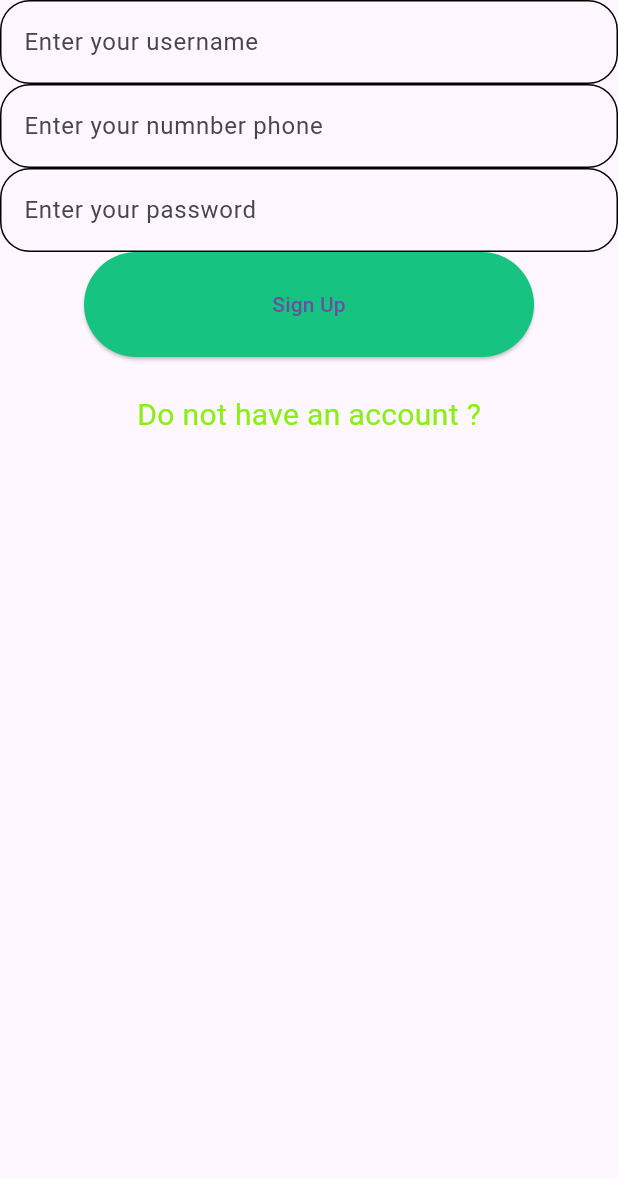
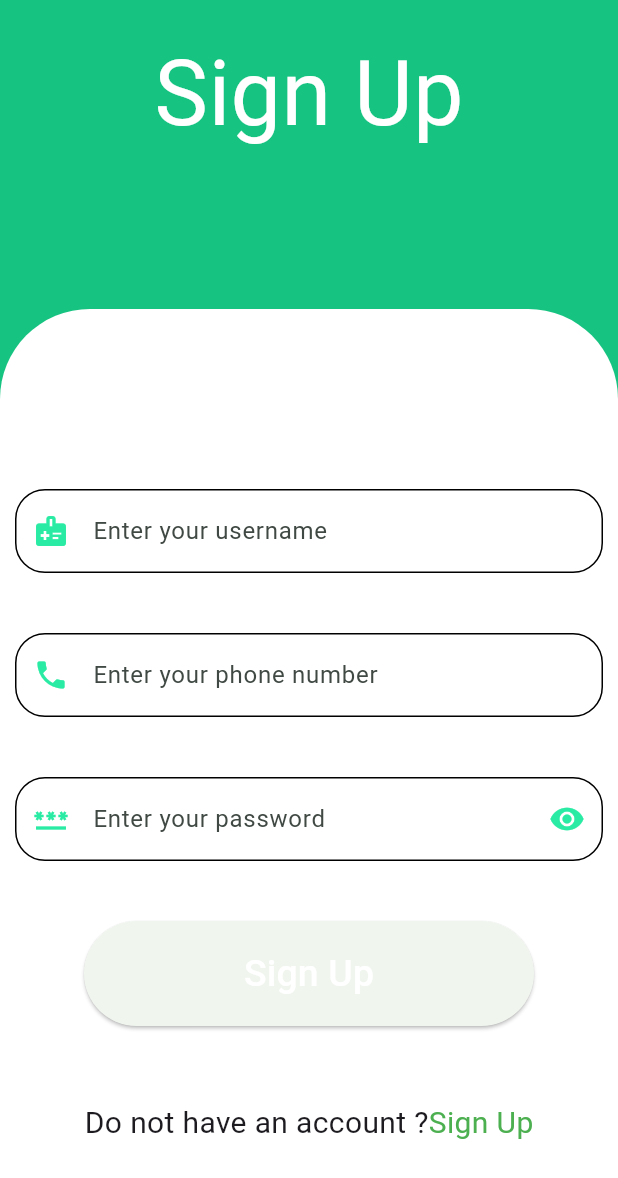
Before and after one commit to MajdAlmaleh/pharmazon, a Flutter app: the screen it shows after launch, after a tap on "SighUp", on a phone screen of 412 x 824 dp. Shown: the top 1178 px of the screen. Run offline on Flutter 3.47's test engine with Material 3 defaults, Android fonts, the light colour scheme and no system bars; our stand-ins replace bloc, dartz, dio, equatable, flutter_bloc, flutter_secure_storage and 4 more; accounts and stored records are empty; network calls fail.

Commit message:
auth ui done

```diff
--- /dev/null
+++ b/lib/core/animation/animator.dart
@@ -0,0 +1,22 @@
+import 'package:flutter/cupertino.dart';
+import 'package:flutter/material.dart';
+import 'package:go_router/go_router.dart';
+
+class SlideRightTransitionPage extends CustomTransitionPage {
+  SlideRightTransitionPage({
+    required LocalKey key,
+    required Widget child,
+  }) : super(
+          key: key,
+          transitionsBuilder: (context, animation, secondaryAnimation, child) {
+            return SlideTransition(
+              position: Tween<Offset>(
+                begin:const Offset(1.0, 0.0),
+                end: Offset.zero,
+              ).animate(animation),
+              child: child,
+            );
+          },
+          child: child,
+        );
+}
--- a/lib/core/widgets/auth_button.dart
+++ b/lib/core/widgets/auth_button.dart
@@ -15,10 +15,13 @@ class AuthButton extends StatelessWidget {
     return ElevatedButton(
       onPressed: onPressed,
       style: ElevatedButton.styleFrom(
-        backgroundColor: const Color(0xFF17C381),
+        // backgroundColor: const Color(0xFF17C381),
         minimumSize: const Size(300, 70),
       ),
-      child: Text(text),
+      child: Text(
+        text,
+        style: const TextStyle(color: Colors.white, fontSize: (25)),
+      ),
     );
   }
 }
--- a/lib/features/auth/presentation/views/auth_view.dart
+++ b/lib/features/auth/presentation/views/auth_view.dart
@@ -11,8 +11,20 @@ class AuthView extends StatelessWidget {
   @override
   Widget build(BuildContext context) {
     return Scaffold(
-      body: AuthViewBody(
-        authType: authType,
+      body: Container(
+        width: double.infinity,
+        decoration: const BoxDecoration(
+          gradient: LinearGradient(
+            begin: Alignment.topCenter,
+            colors: [
+              Color(0xFF17C381),
+              Color(0xFF17C381),
+            ],
+          ),
+        ),
+        child: AuthViewBody(
+          authType: authType,
+        ),
       ),
     );
   }
--- a/lib/features/auth/presentation/views/variables/variables.dart
+++ b/lib/features/auth/presentation/views/variables/variables.dart
@@ -1,3 +1,4 @@
+import 'package:flutter/material.dart';
 import 'package:flutter/services.dart';
 import 'package:flutter/widgets.dart';
 
@@ -21,7 +22,7 @@ String? Function(String?)? phoneNumberValidator = (value) {
 };
 String? Function(String?)? usernameValidator = (value) {
   if (value == null || value.trim().isEmpty || value.trim().length < 4) {
-    return 'Username should be at lest 10 characters';
+    return 'Username should be at lest 4 characters';
   }
   return null;
 };
@@ -45,3 +46,5 @@ List<TextInputFormatter>? passwordFormatter = <TextInputFormatter>[
 ];
 
 void Function(String?)? onSave;
+
+bool viewPassword = false;
--- a/lib/features/auth/presentation/views/widgets/auth_text_field.dart
+++ b/lib/features/auth/presentation/views/widgets/auth_text_field.dart
@@ -10,6 +10,8 @@ class AuthTextField extends StatelessWidget {
     required this.hintText,
     required this.textInputType,
     this.obscureText = false,
+    this.prefixIcon,
+    this.suffixIcon,
   });
 
   final String? Function(String? p1)? phoneNumberValidator;
@@ -18,6 +20,8 @@ class AuthTextField extends StatelessWidget {
   final String hintText;
   final TextInputType textInputType;
   final bool obscureText;
+  final Widget? prefixIcon;
+  final Widget? suffixIcon;
   @override
   Widget build(BuildContext context) {
     return TextFormField(
@@ -28,9 +32,12 @@ class AuthTextField extends StatelessWidget {
       inputFormatters: formatter,
       decoration: InputDecoration(
         hintText: hintText,
+        prefixIcon: prefixIcon,
+        suffixIcon:suffixIcon,
         enabledBorder: OutlineInputBorder(
           borderRadius: BorderRadius.circular(20),
           borderSide: const BorderSide(width: 1),
+
         ),
         focusedBorder: OutlineInputBorder(
             borderSide: const BorderSide(width: 1),
--- a/lib/features/auth/presentation/views/widgets/auth_view_body.dart
+++ b/lib/features/auth/presentation/views/widgets/auth_view_body.dart
@@ -4,12 +4,14 @@ import 'package:go_router/go_router.dart';
 import 'package:pharmazon/constants.dart';
 import 'package:pharmazon/core/utils/app_router.dart';
 import 'package:pharmazon/core/utils/functions/custom_snack_bar.dart';
-import 'package:pharmazon/core/widgets/auth_button.dart';
 import 'package:pharmazon/core/widgets/custom_loading.dart';
 import 'package:pharmazon/features/auth/presentation/manager/auth_cubit/auth_cubit.dart';
 import 'package:pharmazon/features/auth/presentation/views/variables/variables.dart';
 
-import 'auth_text_field.dart';
+import 'password_text_field.dart';
+import 'phone_number_text_field.dart';
+import 'sign_button.dart';
+import 'username_text_field.dart';
 
 class AuthViewBody extends StatefulWidget {
   const AuthViewBody({
@@ -31,7 +33,7 @@ class _AuthViewBodyState extends State<AuthViewBody> {
   @override
   Widget build(BuildContext context) {
     return SafeArea(
-      child:  BlocConsumer<AuthCubit, AuthState>(
+      child: BlocConsumer<AuthCubit, AuthState>(
         listener: (context, state) {
           if (state is AuthSuccess) {
             GoRouter.of(context).push(AppRouter.kHomeView);
@@ -44,68 +46,78 @@ class _AuthViewBodyState extends State<AuthViewBody> {
           if (state is AuthLoading) {
             return const CustomLoading();
           }
-            return Form(
+          return Column(
+            children: [
+              Padding(
+                padding: const EdgeInsets.only(top: 20),
+                child: Text(
+                  isSignIn ? 'Sign In' : 'Sign Up',
+                  style: const TextStyle(color: Colors.white, fontSize: 60),
+                ),
+              ),
+              const SizedBox(
+                height: 100,
+              ),
+              Expanded(
+                child: Container(
+                  decoration: const BoxDecoration(
+                      color: Colors.white,
+                      borderRadius: BorderRadius.only(
+                          topLeft: Radius.circular(60),
+                          topRight: Radius.circular(60))),
+                  child: ListView(
+                    physics: const BouncingScrollPhysics(),
+                    children: [
+                      Form(
                         key: formKey,
                         child: Column(
                           children: [
-                  if (!isSignIn)
-                    AuthTextField(
-                      textInputType: TextInputType.text,
-                      phoneNumberValidator: usernameValidator,
-                      onSave: (newValue) {
-                        username = newValue!;
+                            if (!isSignIn) const UsernameTextField(),
+                            const PhoneNumberTextField(),
+                            PasswordTextField(viewPasswordState: () {
+                              setState(() {
+                                viewPassword = !viewPassword;
+                              });
+                            }),
+                            const SignButton(),
+                            Padding(
+                              padding: const EdgeInsets.only(
+                                top: 50,
+                              ),
+                              child: Row(
+                                mainAxisAlignment: MainAxisAlignment.center,
+                                children: [
+                                  const Text(
+                                    "Do not have an account ?",
+                                    style: TextStyle(fontSize: 20),
+                                  ),
+                                  GestureDetector(
+                                    onTap: () {
+                                      setState(() {
+                                        isSignIn = !isSignIn;
+                                        formKey.currentState!.reset();
+                                      });
                                     },
-                      formatter: usernameFormatter,
-                      hintText: 'Enter your username',
-                    ),
-                  AuthTextField(
-                    textInputType: TextInputType.number,
-                    phoneNumberValidator: phoneNumberValidator,
-                    onSave: (newValue) {
-                      phoneNumber = newValue!;
-                    },
-                    formatter: phoneFormatter,
-                    hintText: "Enter your numnber phone",
-                  ),
-                  AuthTextField(
-                      obscureText: true,
-                      textInputType: TextInputType.visiblePassword,
-                      phoneNumberValidator: passwordValidator,
-                      onSave: (newValue) {
-                        password = newValue!;
-                      },
-                      formatter: passwordFormatter,
-                      hintText: "Enter your password"),
-                  AuthButton(
-                      onPressed: () {
-                        if (formKey.currentState!.validate()) {
-                          formKey.currentState!.save();
-                          if (isSignIn) {
-                            BlocProvider.of<AuthCubit>(context)
-                                .signInWithEmailAndPassword(
-                                    phoneNumber, password);
-                          } else {
-                            BlocProvider.of<AuthCubit>(context)
-                                .signUpWithEmailAndPassword(
-                                    phoneNumber, password, username);
-                          }
-                        }
-                      },
-                      text: isSignIn ? 'Sign In' : 'Sign Up'),
-                  const Padding(
-                    padding: EdgeInsets.only(top: 24),
                                     child: Text(
-                      "Do not have an account ?",
-                      style:
-                          TextStyle(color: Color(0xFF8BEF15), fontSize: (20)),
+                                      isSignIn ? 'Sign In' : 'Sign Up',
+                                      style: const TextStyle(
+                                          color: Colors.green, fontSize: 20),
                                     ),
                                   ),
                                 ],
                               ),
+                            ),
+                          ],
+                        ),
+                      ),
+                    ],
+                  ),
+                ),
+              ),
+            ],
           );
         },
       ),
-
     );
   }
 }
--- /dev/null
+++ b/lib/features/auth/presentation/views/widgets/password_text_field.dart
@@ -0,0 +1,38 @@
+import 'package:flutter/material.dart';
+import 'package:pharmazon/features/auth/presentation/views/variables/variables.dart';
+import 'package:pharmazon/features/auth/presentation/views/widgets/auth_text_field.dart';
+
+class PasswordTextField extends StatelessWidget {
+  const PasswordTextField({
+    super.key,
+    required this.viewPasswordState,
+  });
+  final void Function() viewPasswordState;
+
+  @override
+  Widget build(BuildContext context) {
+    return Padding(
+      padding: const EdgeInsets.only(top: 40, right: 10, left: 10, bottom: 40),
+      child: AuthTextField(
+          obscureText: viewPassword,
+          prefixIcon: const Icon(
+            Icons.password,
+            color: Color(0xFF2AEBA4),
+          ),
+          suffixIcon: IconButton(
+            icon: Icon(
+              viewPassword ?Icons.visibility_off: Icons.visibility  ,
+              color: const Color(0xFF2AEBA4),
+            ),
+            onPressed: viewPasswordState,
+          ),
+          textInputType: TextInputType.visiblePassword,
+          phoneNumberValidator: passwordValidator,
+          onSave: (newValue) {
+            password = newValue!;
+          },
+          formatter: passwordFormatter,
+          hintText: "Enter your password"),
+    );
+  }
+}
--- /dev/null
+++ b/lib/features/auth/presentation/views/widgets/phone_number_text_field.dart
@@ -0,0 +1,29 @@
+import 'package:flutter/material.dart';
+import 'package:pharmazon/features/auth/presentation/views/variables/variables.dart';
+import 'package:pharmazon/features/auth/presentation/views/widgets/auth_text_field.dart';
+
+class PhoneNumberTextField extends StatelessWidget {
+  const PhoneNumberTextField({
+    super.key,
+  });
+
+  @override
+  Widget build(BuildContext context) {
+    return Padding(
+      padding: EdgeInsets.only(top: isSignIn ? 120 : 40, right: 10, left: 10),
+      child: AuthTextField(
+        textInputType: TextInputType.number,
+        phoneNumberValidator: phoneNumberValidator,
+        prefixIcon: const Icon(
+          Icons.phone,
+          color: Color(0xFF2AEBA4),
+        ),
+        onSave: (newValue) {
+          phoneNumber = newValue!;
+        },
+        formatter: phoneFormatter,
+        hintText: "Enter your phone number",
+      ),
+    );
+  }
+}
--- /dev/null
+++ b/lib/features/auth/presentation/views/widgets/sign_button.dart
@@ -0,0 +1,33 @@
+import 'package:flutter/material.dart';
+import 'package:flutter_bloc/flutter_bloc.dart';
+import 'package:pharmazon/core/widgets/auth_button.dart';
+import 'package:pharmazon/features/auth/presentation/manager/auth_cubit/auth_cubit.dart';
+import 'package:pharmazon/features/auth/presentation/views/variables/variables.dart';
+
+class SignButton extends StatelessWidget {
+  const SignButton({
+    super.key,
+  });
+
+  @override
+  Widget build(BuildContext context) {
+    return Padding(
+      padding: const EdgeInsets.only(left: 30, right: 30),
+      child: AuthButton(
+        onPressed: () {
+          if (formKey.currentState!.validate()) {
+            formKey.currentState!.save();
+            if (isSignIn) {
+              BlocProvider.of<AuthCubit>(context)
+                  .signInWithEmailAndPassword(phoneNumber, password);
+            } else {
+              BlocProvider.of<AuthCubit>(context)
+                  .signUpWithEmailAndPassword(phoneNumber, password, username);
+            }
+          }
+        },
+        text: isSignIn ? 'Sign In' : 'Sign Up',
+      ),
+    );
+  }
+}
--- /dev/null
+++ b/lib/features/auth/presentation/views/widgets/username_text_field.dart
@@ -0,0 +1,29 @@
+import 'package:flutter/material.dart';
+import 'package:pharmazon/features/auth/presentation/views/variables/variables.dart';
+import 'package:pharmazon/features/auth/presentation/views/widgets/auth_text_field.dart';
+
+class UsernameTextField extends StatelessWidget {
+  const UsernameTextField({
+    super.key,
+  });
+
+  @override
+  Widget build(BuildContext context) {
+    return Padding(
+      padding: const EdgeInsets.only(top: 120, right: 10, left: 10),
+      child: AuthTextField(
+        textInputType: TextInputType.text,
+        prefixIcon: const Icon(
+          Icons.medical_information,
+          color: Color(0xFF2AEBA4),
+        ),
+        phoneNumberValidator: usernameValidator,
+        onSave: (newValue) {
+          username = newValue!;
+        },
+        formatter: usernameFormatter,
+        hintText: 'Enter your username',
+      ),
+    );
+  }
+}
--- a/lib/features/welcome/views/widgets/welcome_view_body.dart
+++ b/lib/features/welcome/views/widgets/welcome_view_body.dart
@@ -12,6 +12,7 @@ class WelcomeViewBody extends StatelessWidget {
   @override
   Widget build(BuildContext context) {
     return  SingleChildScrollView(
+        child: Center(
           child: Column(
             crossAxisAlignment: CrossAxisAlignment.center,
             mainAxisAlignment: MainAxisAlignment.start,
@@ -29,12 +30,17 @@ class WelcomeViewBody extends StatelessWidget {
                 S.of(context).title,
                 style: const TextStyle(fontSize: 20),
               ),
-            AuthButton(
+              Padding(
+                padding: const EdgeInsets.only(bottom: 40,top: 60),
+                child: AuthButton(
                     onPressed: () {
                       GoRouter.of(context)
-                      .push(AppRouter.kAuthView, extra: kSignIn);
+                          .push(AppRouter.kAuthView, extra: kSignIn,);
+                      // GoRouter.of(context)
+                      //     .push(AppRouter.kAuthView, extra: kSignIn,);
                     },
                     text: kSignIn),
+              ),
               const SizedBox(
                 height: 20,
               ),
@@ -46,6 +52,7 @@ class WelcomeViewBody extends StatelessWidget {
                   text: kSignUp),
             ],
           ),
+        ),
 
     );
   }
--- a/lib/main.dart
+++ b/lib/main.dart
@@ -37,6 +37,8 @@ class Pharmazon extends StatelessWidget {
     return BlocBuilder<LanguageCubit, String>(
       builder: (context, state) {
         return MaterialApp.router(
+
+          theme:ThemeData().copyWith(colorScheme: ColorScheme.fromSeed(seedColor:const Color(0xFF17C381))),
           locale: Locale(state),
           localizationsDelegates: const [
             S.delegate,
```
Lines whose indentation alone changed are shown as unchanged.
